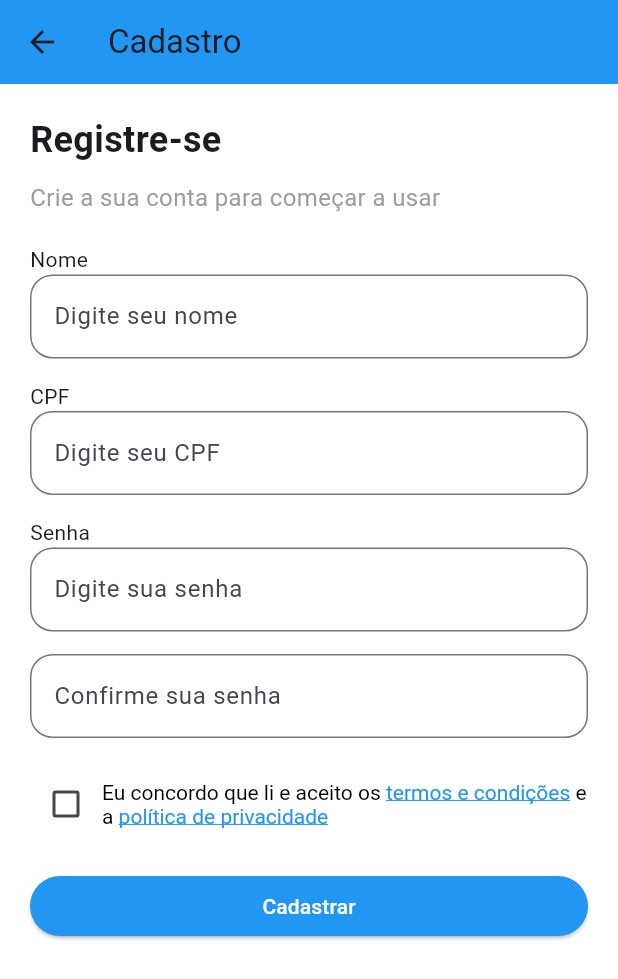
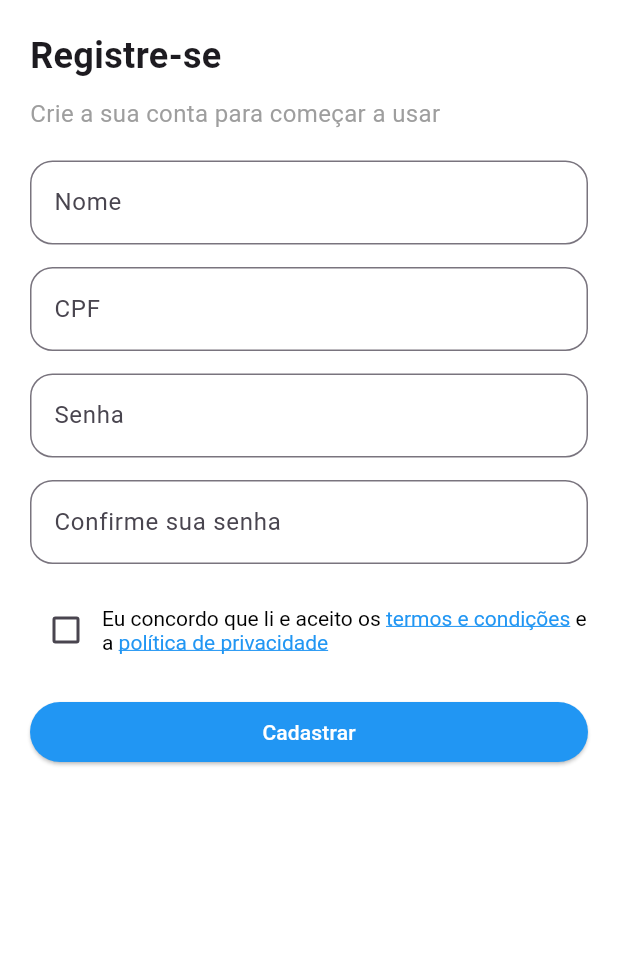
Before and after one commit to JMiguelsilva2003/COMPET, a Flutter app: the CadastroScreen screen opened directly, on a phone screen of 412 x 824 dp. Shown: the top 979 px of the screen. Run offline on Flutter 3.47's test engine with Material 3 defaults, Android fonts, the phone set to English and light mode, and no system bars; our stand-ins replace flutter_tts.

Commit message:
acessibilidade no login e cadastro

```diff
--- a/app_flutter/flutter_application/lib/cadastro_screen.dart
+++ b/app_flutter/flutter_application/lib/cadastro_screen.dart
@@ -1,85 +1,103 @@
 import 'package:flutter/material.dart';
+import 'package:flutter_tts/flutter_tts.dart';
 
-class CadastroScreen extends StatelessWidget {
+class CadastroScreen extends StatefulWidget {
   const CadastroScreen({super.key});
+
+  @override
+  State<CadastroScreen> createState() => _CadastroScreenState();
+}
+
+class _CadastroScreenState extends State<CadastroScreen> {
+  final FlutterTts flutterTts = FlutterTts();
+
+  @override
+  void initState() {
+    super.initState();
+    flutterTts.setLanguage("pt-BR");
+    flutterTts.setSpeechRate(0.5);
+  }
+
+  Future<void> _speak(String text) async {
+    await flutterTts.speak(text);
+  }
 
   @override
   Widget build(BuildContext context) {
     return Scaffold(
       backgroundColor: Colors.white,
-      appBar: AppBar(
-        title: const Text('Cadastro'),
-        backgroundColor: Colors.blue,
-      ),
       body: Padding(
         padding: const EdgeInsets.all(20),
         child: Column(
           crossAxisAlignment: CrossAxisAlignment.start,
           children: [
-            const Text(
+            GestureDetector(
+              onTap: () => _speak("Registre-se. Crie sua conta para usar o aplicativo."),
+              child: const Text(
                 'Registre-se',
-              style: TextStyle(
-                fontSize: 24,
-                fontWeight: FontWeight.bold,
+                style: TextStyle(fontSize: 24, fontWeight: FontWeight.bold),
               ),
             ),
 
             const SizedBox(height: 10),
 
-            const Text(
+            GestureDetector(
+              onTap: () => _speak("Crie sua conta para começar a usar."),
+              child: const Text(
                 'Crie a sua conta para começar a usar',
                 style: TextStyle(fontSize: 16, color: Colors.grey),
+              ),
             ),
 
             const SizedBox(height: 20),
 
-            // Campo Nome
-            const Text('Nome'),
-            TextField(
+            GestureDetector(
+              onTap: () => _speak("Digite seu nome no campo abaixo."),
+              child: TextField(
                 decoration: InputDecoration(
+                  labelText: 'Nome',
                   hintText: 'Digite seu nome',
-                border: OutlineInputBorder(
-                  borderRadius: BorderRadius.circular(15),
+                  border: OutlineInputBorder(borderRadius: BorderRadius.circular(15)),
                 ),
               ),
             ),
 
             const SizedBox(height: 15),
 
-            // Campo CPF
-            const Text('CPF'),
-            TextField(
+            GestureDetector(
+              onTap: () => _speak("Digite seu CPF no campo abaixo."),
+              child: TextField(
                 decoration: InputDecoration(
+                  labelText: 'CPF',
                   hintText: 'Digite seu CPF',
-                border: OutlineInputBorder(
-                  borderRadius: BorderRadius.circular(15),
+                  border: OutlineInputBorder(borderRadius: BorderRadius.circular(15)),
                 ),
               ),
             ),
 
             const SizedBox(height: 15),
 
-            // Campo Senha
-            const Text('Senha'),
-            TextField(
+            GestureDetector(
+              onTap: () => _speak("Digite sua senha no campo abaixo."),
+              child: TextField(
                 obscureText: true,
                 decoration: InputDecoration(
+                  labelText: 'Senha',
                   hintText: 'Digite sua senha',
-                border: OutlineInputBorder(
-                  borderRadius: BorderRadius.circular(15),
+                  border: OutlineInputBorder(borderRadius: BorderRadius.circular(15)),
                 ),
               ),
             ),
 
             const SizedBox(height: 15),
 
-            // Campo Confirmar Senha
-            TextField(
+            GestureDetector(
+              onTap: () => _speak("Confirme sua senha no campo abaixo."),
+              child: TextField(
                 obscureText: true,
                 decoration: InputDecoration(
                   hintText: 'Confirme sua senha',
-                border: OutlineInputBorder(
-                  borderRadius: BorderRadius.circular(15),
+                  border: OutlineInputBorder(borderRadius: BorderRadius.circular(15)),
                 ),
               ),
             ),
@@ -88,9 +106,12 @@ class CadastroScreen extends StatelessWidget {
 
             Row(
               children: [
-                Checkbox(
+                GestureDetector(
+                  onTap: () => _speak("Marque esta caixa para aceitar os termos e política de privacidade."),
+                  child: Checkbox(
                     value: false,
                     onChanged: (bool? value) {},
+                  ),
                 ),
                 Expanded(
                   child: RichText(
@@ -122,7 +143,9 @@ class CadastroScreen extends StatelessWidget {
 
             const SizedBox(height: 20),
 
-            SizedBox(
+            GestureDetector(
+              onTap: () => _speak("Botão de cadastro. Clique para criar sua conta."),
+              child: SizedBox(
                 width: double.infinity,
                 child: ElevatedButton(
                   style: ElevatedButton.styleFrom(
@@ -133,6 +156,7 @@ class CadastroScreen extends StatelessWidget {
                   child: const Text('Cadastrar'),
                 ),
               ),
+            ),
           ],
         ),
       ),
```
Also changed, not shown: app_flutter/flutter_application/lib/login_screen.dart (+48 -7 lines). Lines whose indentation alone changed are shown as unchanged.
